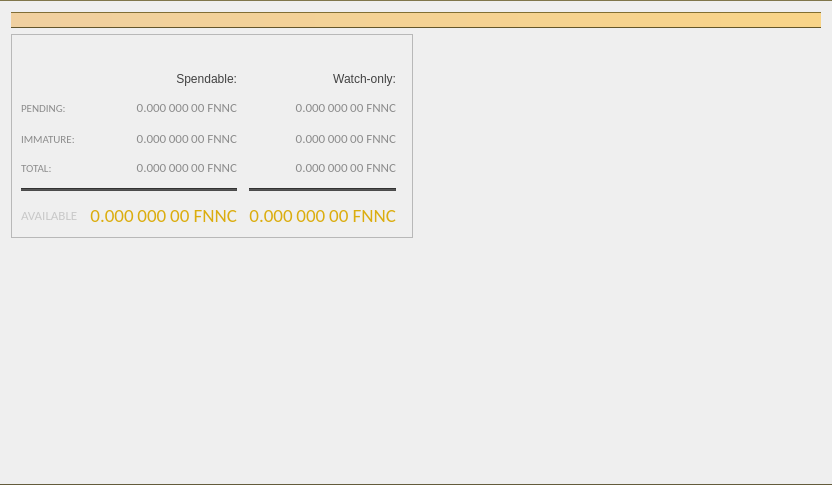
Above: fennec/qt/forms/overviewpage.ui from FennecBlockchain/Fennec before the change. Below: the same form after it.
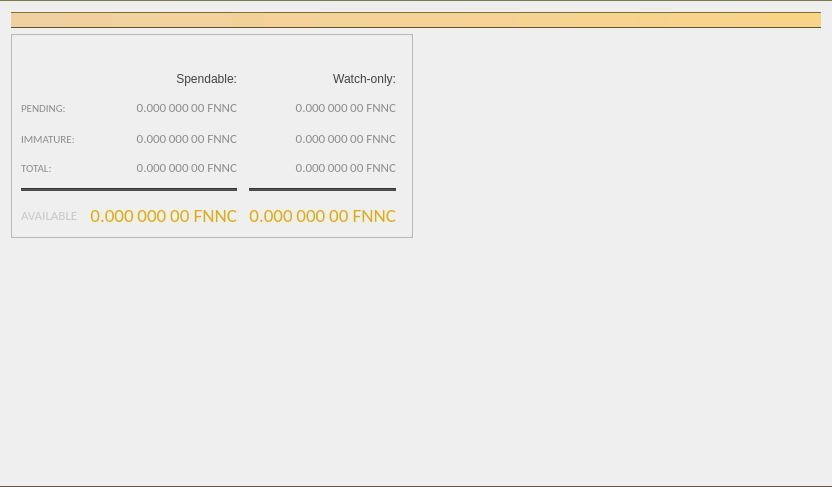
That is the form after the change. Icons and pictures are not drawn.

```diff
--- a/fennec/qt/forms/overviewpage.ui
+++ b/fennec/qt/forms/overviewpage.ui
@@ -10,7 +10,7 @@
     <x>0</x>
     <y>0</y>
     <width>832</width>
-    <height>485</height>
+    <height>487</height>
    </rect>
   </property>
   <property name="tabletTracking">
```
